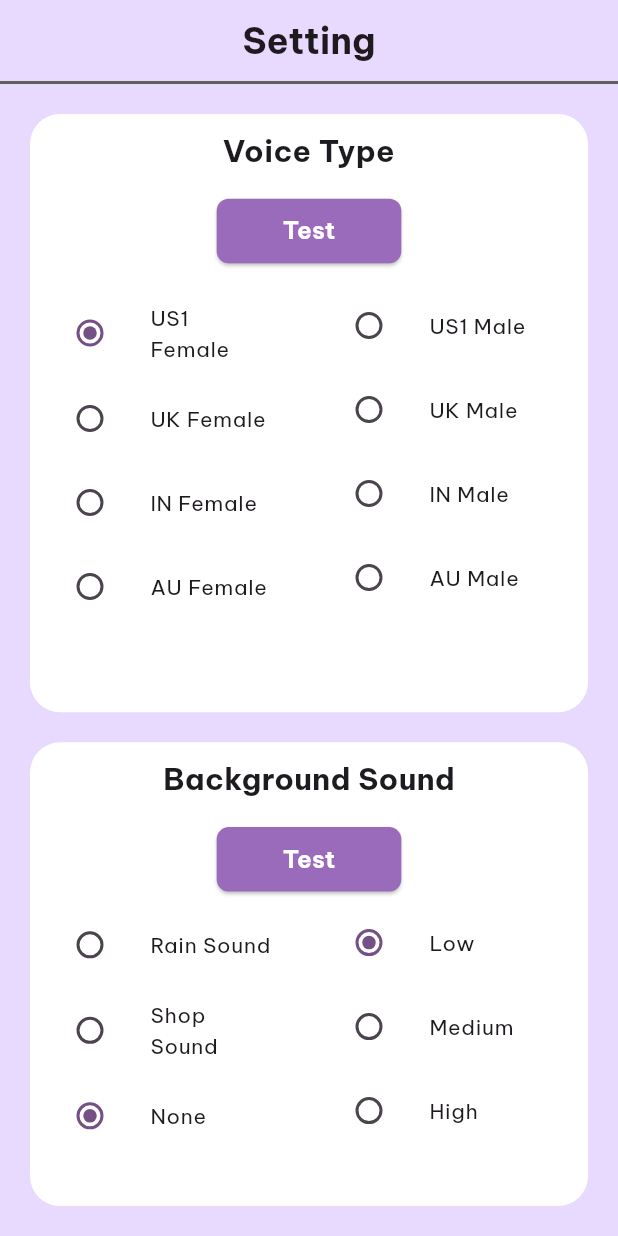
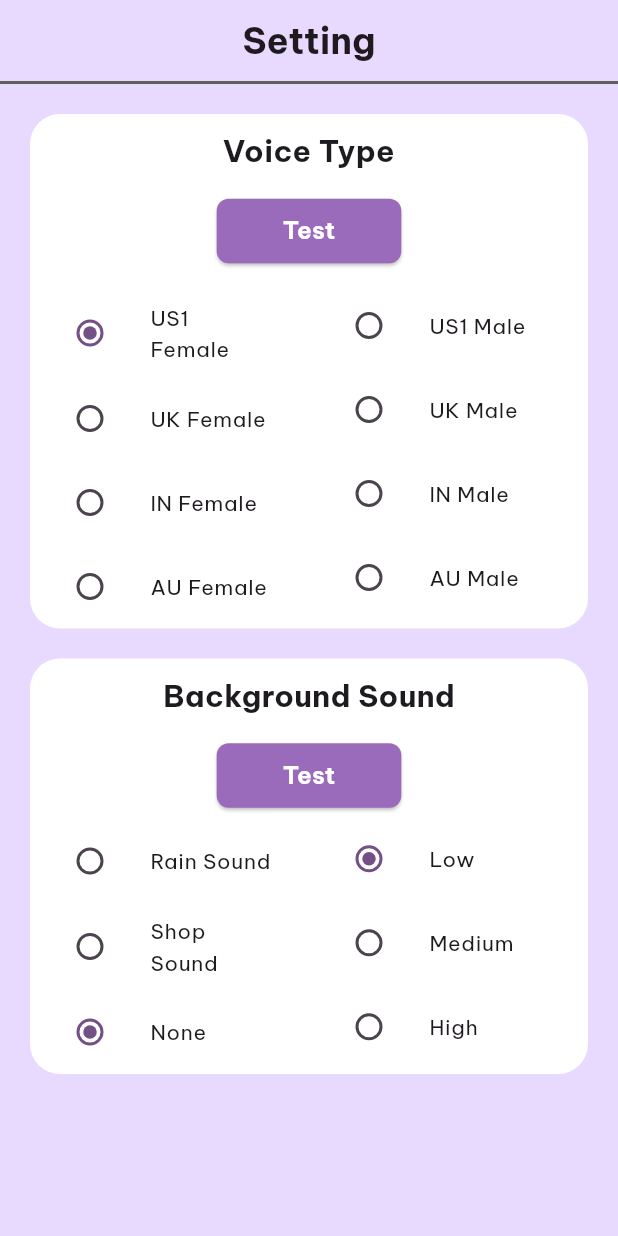
Before and after one commit to chateaumai/HearBat, a Flutter app: the ProfilePage screen opened directly, on a phone screen of 412 x 824 dp. Run offline on Flutter 3.47's test engine with Material 3 defaults, Android fonts, the phone set to English and light mode, and no system bars; our stand-ins replace audioplayers, auto_size_text, dotted_border, firebase_core, firebase_remote_config, flutter_animate and 3 more; missing offline and left inert: googleapis; accounts and stored records are empty.

Commit message:
Fixed some overflow

```diff
--- a/lib/pages/profile_page.dart
+++ b/lib/pages/profile_page.dart
@@ -107,11 +107,10 @@ class ProfilePageState extends State<ProfilePage> {
     appBar: TopBar(
       title: 'Setting',
     ),
-    body: Column(
-      children: [
-        Expanded(
-          flex: 6,
-          child: Padding(
+    body: SingleChildScrollView(
+      child: Column(
+        children: [
+          Padding(
             padding: const EdgeInsets.fromLTRB(20.0, 20.0, 20.0, 0.0),
             child: Container(
               width: double.infinity,
@@ -213,10 +212,7 @@ class ProfilePageState extends State<ProfilePage> {
               ),
             ),
           ),
-        ),
-        Expanded(
-          flex: 5,
-          child: Padding(
+          Padding(
             padding: const EdgeInsets.all(20.0),
             child: Container(
               width: double.infinity,
@@ -370,8 +366,8 @@ class ProfilePageState extends State<ProfilePage> {
               ),
             ),
           ),
-        ),
-      ],
+        ],
+      ),
     ),
   );
 }
--- a/pubspec.yaml
+++ b/pubspec.yaml
@@ -31,6 +31,7 @@ dependencies:
   firebase_remote_config: ^4.3.13
   firebase_analytics: ^10.8.5
   dotted_border: ^2.1.0
+  auto_size_text: ^3.0.0
 
 dev_dependencies:
   flutter_test:
```
Also changed, not shown: lib/widgets/chapter_card_widget.dart (+4 -3 lines), lib/widgets/home_card_widget.dart (+5 -3 lines), pubspec.lock.
